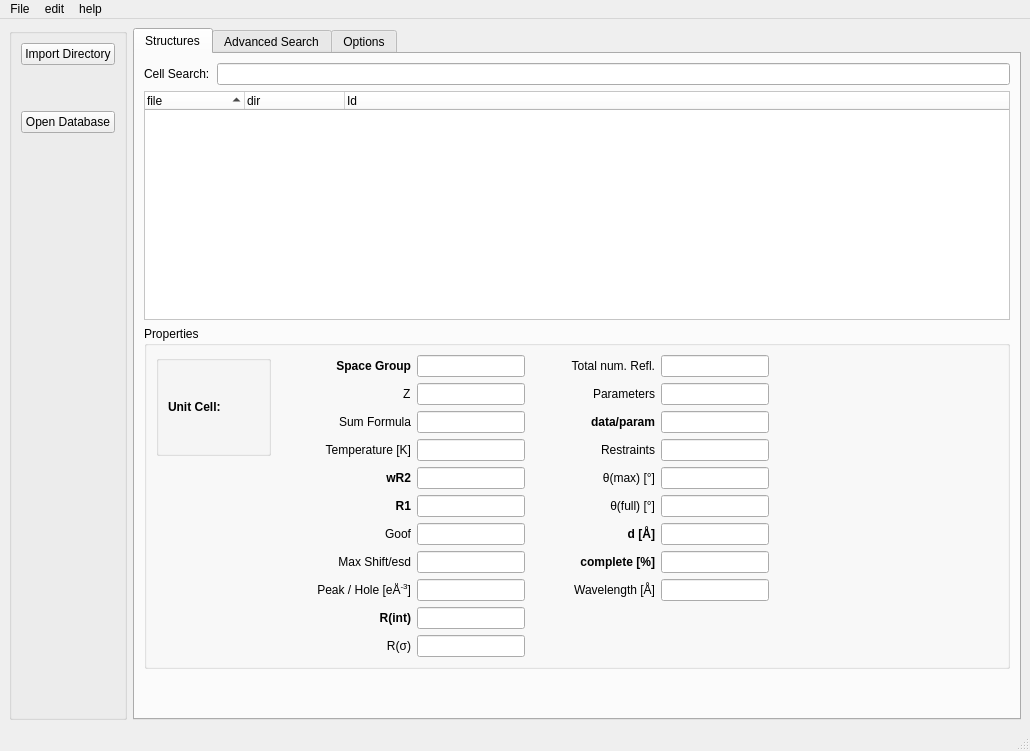
First picture: the form in stdb_main.ui, repository dkratzert/StructureFinder, before the edit.
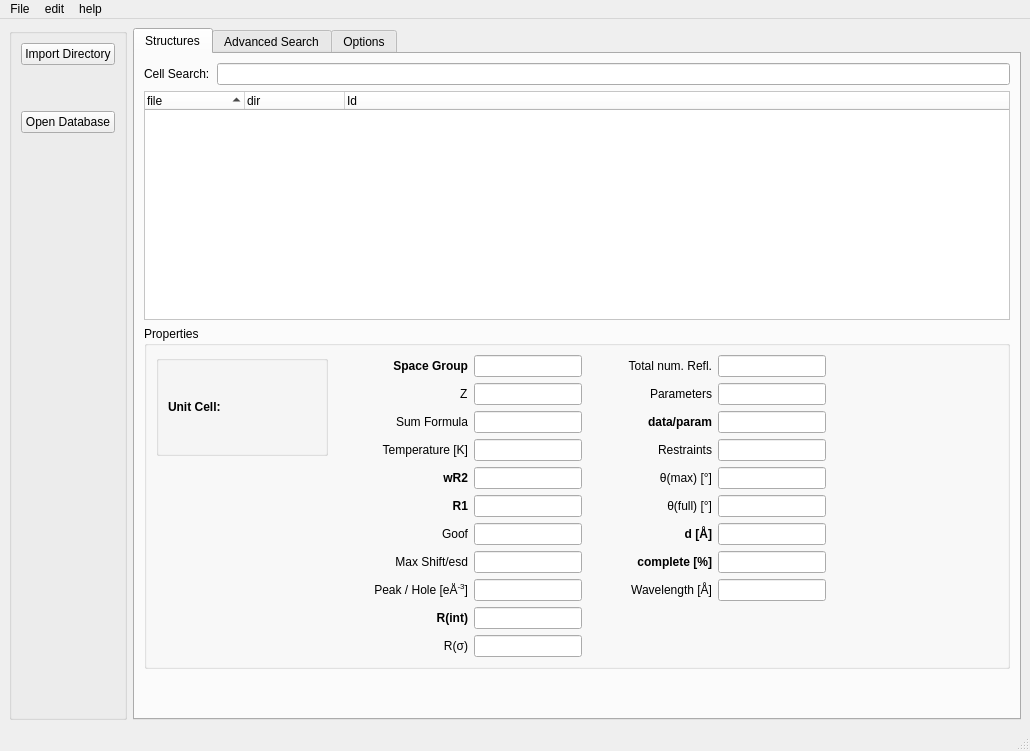
Second picture: the form after the edit.

Diff of the .ui file:
```diff
--- a/stdb_main.ui
+++ b/stdb_main.ui
@@ -665,23 +665,11 @@
               </spacer>
              </item>
              <item>
-              <layout class="QHBoxLayout" name="openglVlayout"/>
-             </item>
-             <item>
-              <spacer name="horizontalSpacer_4">
-               <property name="orientation">
-                <enum>Qt::Horizontal</enum>
+              <layout class="QHBoxLayout" name="openglVlayout">
+               <property name="sizeConstraint">
+                <enum>QLayout::SetMinimumSize</enum>
                </property>
-               <property name="sizeType">
-                <enum>QSizePolicy::Expanding</enum>
-               </property>
-               <property name="sizeHint" stdset="0">
-                <size>
-                 <width>40</width>
-                 <height>20</height>
-                </size>
-               </property>
-              </spacer>
+              </layout>
              </item>
             </layout>
            </widget>
```
